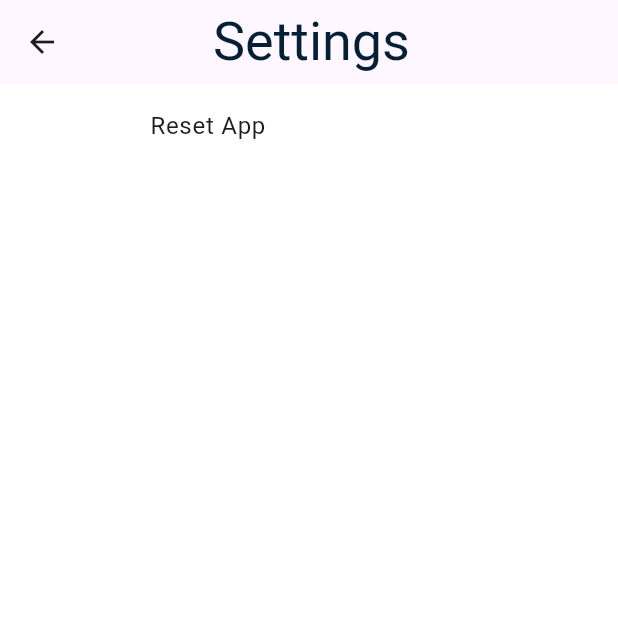
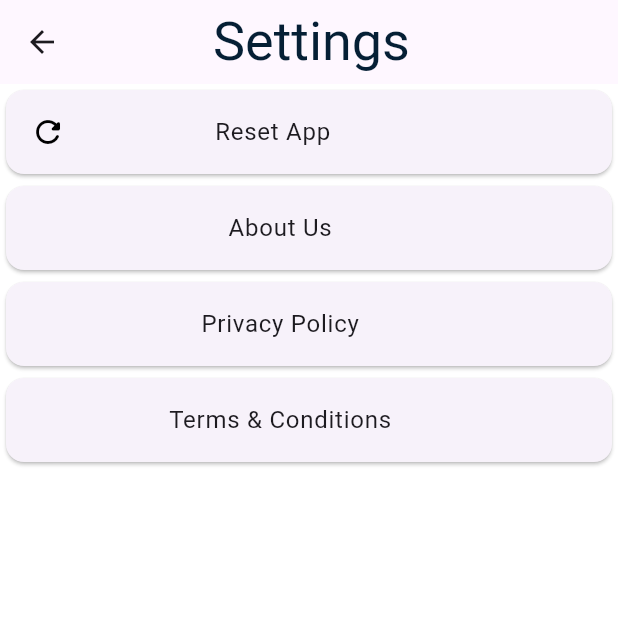
Before and after one commit to mohammedshahirck/Music-App, a Flutter app: the screen it shows after launch, after a tap on the "settings" icon, on a phone screen of 412 x 824 dp, the top half of it. Run offline on Flutter 3.47's test engine with Material 2 defaults, Android fonts, the phone set to English and light mode, and no system bars; our stand-ins replace carousel_slider, hive, hive_flutter, just_audio, just_audio_background, lottie and 3 more; accounts and stored records are empty.

Commit message:
bug fix 2

```diff
--- a/lib/screens/favorites/home_liked.dart
+++ b/lib/screens/favorites/home_liked.dart
@@ -1,7 +1,6 @@
 import 'package:flutter/material.dart';
 import 'package:lottie/lottie.dart';
 import 'package:musicplayer/database/favorite_db.dart';
-import 'package:musicplayer/database/recent_songs_db.dart';
 import 'package:musicplayer/screens/now_playing.dart';
 import 'package:musicplayer/widget/music_store.dart';
 import 'package:on_audio_query/on_audio_query.dart';
@@ -18,9 +17,9 @@ class _HomeLikedState extends State<HomeLiked> {
   final OnAudioQuery _audioQuery = OnAudioQuery();
   @override
   void initState() {
+    initialize();
     super.initState();
-    initialize();
-    // setState(() {});
+    setState(() {});
   }
 
   Future initialize() async {
@@ -73,6 +72,12 @@ class _HomeLikedState extends State<HomeLiked> {
                             padding: const EdgeInsets.only(left: 10, top: 5),
                             child: GestureDetector(
                               onTap: () {
+                                // MusicStore.player.stop();
+                                MusicStore.player.setAudioSource(
+                                    MusicStore.createSongList(homefavor),
+                                    initialIndex: index);
+                                MusicStore.player.play();
+
                                 Navigator.push(
                                   context,
                                   MaterialPageRoute(
@@ -81,11 +86,6 @@ class _HomeLikedState extends State<HomeLiked> {
                                     ),
                                   ),
                                 );
-                                MusicStore.player.stop();
-                                MusicStore.player.setAudioSource(
-                                    MusicStore.createSongList(homefavor),
-                                    initialIndex: index);
-                                MusicStore.player.play();
                               },
                               child: Column(
                                 children: [
--- a/lib/screens/home/home_recents.dart
+++ b/lib/screens/home/home_recents.dart
@@ -1,5 +1,6 @@
 import 'package:flutter/material.dart';
 import 'package:lottie/lottie.dart';
+import 'package:musicplayer/database/favorite_db.dart';
 import 'package:musicplayer/database/recent_songs_db.dart';
 import 'package:musicplayer/screens/now_playing.dart';
 import 'package:musicplayer/widget/music_store.dart';
@@ -23,12 +24,14 @@ class _HomeRecentsSongsState extends State<HomeRecentsSongs> {
   }
 
   Future init() async {
-    await RecentSongsController.recentPlayed;
+    await RecentSongsController.getRecentSongs();
+
     setState(() {});
   }
 
   @override
   Widget build(BuildContext context) {
+    FavoriteDB.favoriteSongs;
     return Center(
       child: SizedBox(
         height: MediaQuery.of(context).size.height * 0.2,
@@ -75,6 +78,12 @@ class _HomeRecentsSongsState extends State<HomeRecentsSongs> {
                               padding: const EdgeInsets.only(right: 10, top: 5),
                               child: GestureDetector(
                                 onTap: () {
+                                  // MusicStore.player.stop();
+                                  MusicStore.player.setAudioSource(
+                                      MusicStore.createSongList(removedup),
+                                      initialIndex: index);
+                                  MusicStore.player.play();
+
                                   Navigator.push(
                                     context,
                                     MaterialPageRoute(
@@ -83,12 +92,6 @@ class _HomeRecentsSongsState extends State<HomeRecentsSongs> {
                                       ),
                                     ),
                                   );
-
-                                  MusicStore.player.stop();
-                                  MusicStore.player.setAudioSource(
-                                      MusicStore.createSongList(removedup),
-                                      initialIndex: index);
-                                  MusicStore.player.play();
                                 },
                                 child: Column(
                                   children: [
--- a/lib/screens/home/home_screen.dart
+++ b/lib/screens/home/home_screen.dart
@@ -14,6 +14,7 @@ import 'package:permission_handler/permission_handler.dart';
 
 class HomeScreen extends StatefulWidget {
   const HomeScreen({super.key});
+  static List<SongModel> song = [];
 
   @override
   State<HomeScreen> createState() => _HomeScreenState();
@@ -23,7 +24,6 @@ class _HomeScreenState extends State<HomeScreen> {
   @override
   void initState() {
     requestPermission();
-    //  init();
     super.initState();
   }
 
@@ -35,6 +35,7 @@ class _HomeScreenState extends State<HomeScreen> {
       }
       setState(() {});
     }
+
     Permission.storage.request();
   }
 
@@ -147,7 +148,7 @@ class _HomeScreenState extends State<HomeScreen> {
                                     width: MediaQuery.of(context).size.width *
                                         0.35,
                                     height: MediaQuery.of(context).size.height *
-                                        0.10,
+                                        0.16,
                                     decoration: BoxDecoration(
                                       gradient: const LinearGradient(
                                         colors: [
@@ -171,7 +172,7 @@ class _HomeScreenState extends State<HomeScreen> {
                                     ),
                                   ),
                                   artworkWidth:
-                                      MediaQuery.of(context).size.width * 0.34,
+                                      MediaQuery.of(context).size.width * 0.35,
                                   artworkHeight:
                                       MediaQuery.of(context).size.height * 0.16,
                                 ),
@@ -197,7 +198,7 @@ class _HomeScreenState extends State<HomeScreen> {
                       autoPlayCurve: Curves.easeInQuint,
                       enlargeCenterPage: true,
                     ),
-                    itemCount: 10,
+                    itemCount: item.data!.length,
                   );
                   // });
                   // SizedBox(
--- a/lib/screens/settings.dart
+++ b/lib/screens/settings.dart
@@ -1,5 +1,7 @@
 import 'package:flutter/material.dart';
 import 'package:musicplayer/database/playlist_db.dart';
+import 'package:musicplayer/screens/home/mini_player.dart';
+import 'package:musicplayer/widget/music_store.dart';
 
 class Settings extends StatelessWidget {
   const Settings({super.key});
@@ -23,14 +25,21 @@ class Settings extends StatelessWidget {
       body: SafeArea(
           child: ListView(
         children: [
-          ListTile(
-            contentPadding: const EdgeInsets.only(
-              left: 100,
+          Card(
+            child: ListTile(
+              leading: const Icon(
+                Icons.refresh_rounded,
+                color: Colors.black,
               ),
-            title: const Text(
+              title: const Padding(
+                padding: EdgeInsets.only(right: 80),
+                child: Text(
                   'Reset App',
+                  textAlign: TextAlign.center,
+                ),
               ),
               onTap: () {
+                MusicStore.player.stop();
                 showDialog(
                     context: context,
                     builder: (context) {
@@ -71,6 +80,40 @@ class Settings extends StatelessWidget {
                     });
               },
             ),
+          ),
+          const Card(
+            child: ListTile(
+              title: Padding(
+                padding: EdgeInsets.only(right: 30),
+                child: Text(
+                  'About Us',
+                  textAlign: TextAlign.center,
+                ),
+              ),
+            ),
+          ),
+          const Card(
+            child: ListTile(
+              title: Padding(
+                padding: EdgeInsets.only(right: 30),
+                child: Text(
+                  'Privacy Policy',
+                  textAlign: TextAlign.center,
+                ),
+              ),
+            ),
+          ),
+          const Card(
+            child: ListTile(
+              title: Padding(
+                padding: EdgeInsets.only(right: 30),
+                child: Text(
+                  'Terms & Conditions',
+                  textAlign: TextAlign.center,
+                ),
+              ),
+            ),
+          )
         ],
       )),
     );
--- a/lib/widget/music_store.dart
+++ b/lib/widget/music_store.dart
@@ -4,7 +4,7 @@ import 'package:on_audio_query/on_audio_query.dart';
 
 class MusicStore {
   static AudioPlayer player = AudioPlayer();
-  int currentIndes = -1;
+  static int currentIndes = -1;
   static List<SongModel> songCopy = [];
   static List<SongModel> playingSong = [];
   static ConcatenatingAudioSource createSongList(List<SongModel> songs) {
--- a/pubspec.yaml
+++ b/pubspec.yaml
@@ -27,7 +27,7 @@ environment:
 # the latest version available on pub.dev. To see which dependencies have newer
 # versions available, run `flutter pub outdated`.
 dependencies:
-  audio_video_progress_bar: ^0.11.0
+
   carousel_slider: ^4.1.1
   cupertino_icons: ^1.0.2
   flutter:
@@ -44,6 +44,7 @@ dependencies:
   permission_handler: ^10.0.0
   restart_app: ^1.1.0+1
   rxdart: ^0.27.5
+
 dev_dependencies:
   bottom_navigation_bar: ^1.0.1
   build_runner: ^2.2.1
```
Also changed, not shown: lib/main.dart (+5 -4 lines), lib/screens/all_music.dart (+13 -8 lines), lib/screens/favorites/favorites.dart (+28 -17 lines), lib/screens/home/mini_player.dart (+18 -1 lines), lib/screens/now_playing.dart (+19 -27 lines), lib/screens/search.dart (+9 -4 lines), assets/images/foreground.png (added), assets/images/icon.png (added), pubspec.lock, 39 other files. Lines whose indentation alone changed are shown as unchanged.
